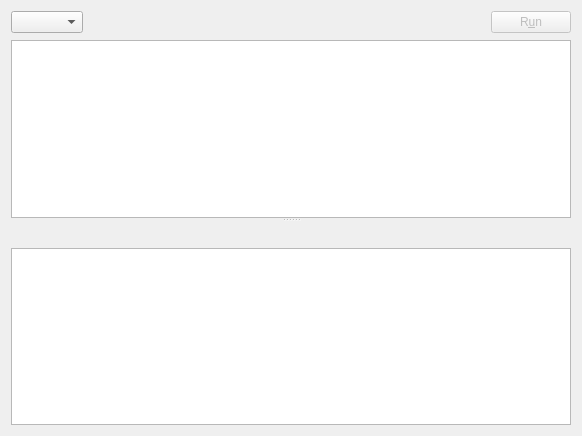
Above: src/tabwidget/queryeditorwidget.ui from FrenchDilettante/dbmaster before the change. Below: the same form after it.
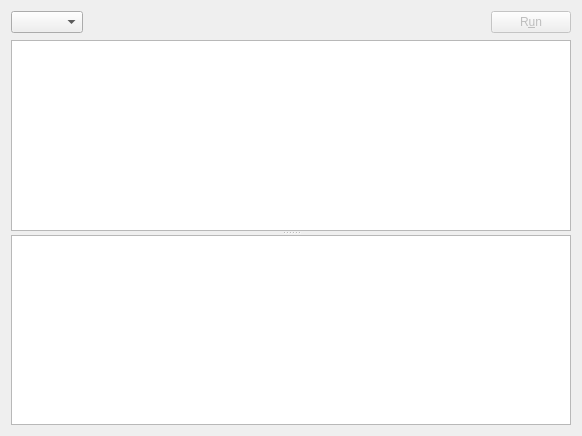
That is the form after the change. Icons and pictures are not drawn. Custom widgets are drawn as their Qt base class.

```diff
--- a/src/tabwidget/queryeditorwidget.ui
+++ b/src/tabwidget/queryeditorwidget.ui
@@ -125,41 +125,7 @@
        <string/>
       </property>
      </widget>
-     <widget class="QWidget" name="tableContainer" native="true">
-      <layout class="QGridLayout" name="tableLayout">
-       <property name="leftMargin">
-        <number>0</number>
-       </property>
-       <property name="topMargin">
-        <number>0</number>
-       </property>
-       <property name="rightMargin">
-        <number>0</number>
-       </property>
-       <property name="bottomMargin">
-        <number>0</number>
-       </property>
-       <item row="0" column="0">
-        <widget class="PaginationWidget" name="pagination" native="true"/>
-       </item>
-       <item row="0" column="1">
-        <spacer name="horizontalSpacer">
-         <property name="orientation">
-          <enum>Qt::Horizontal</enum>
-         </property>
-         <property name="sizeHint" stdset="0">
-          <size>
-           <width>550</width>
-           <height>20</height>
-          </size>
-         </property>
-        </spacer>
-       </item>
-       <item row="1" column="0" colspan="2">
-        <widget class="ResultViewTable" name="tableView"/>
-       </item>
-      </layout>
-     </widget>
+     <widget class="ResultViewTable" name="tableView"/>
     </widget>
    </item>
   </layout>
@@ -175,12 +141,6 @@
    <extends>QTableView</extends>
    <header>resultview/resultviewtable.h</header>
   </customwidget>
-  <customwidget>
-   <class>PaginationWidget</class>
-   <extends>QWidget</extends>
-   <header>resultview/paginationwidget.h</header>
-   <container>1</container>
-  </customwidget>
  </customwidgets>
  <resources>
   <include location="../icons.qrc"/>
```
